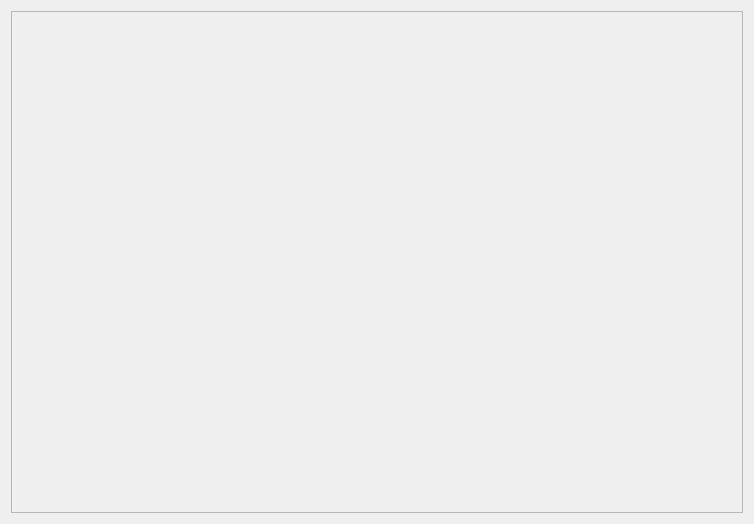
This is forms/electorwidget.ui in sarahiva/IS2Proyecto1 as Qt 5 draws it before an edit. The edited form follows.
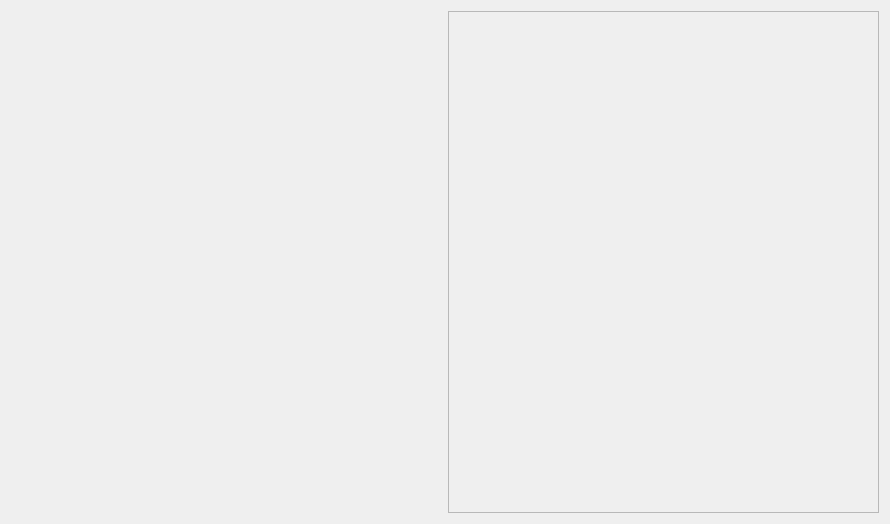
This is the edited form. Custom widgets are drawn as their Qt base class.

```diff
--- a/forms/electorwidget.ui
+++ b/forms/electorwidget.ui
@@ -6,7 +6,7 @@
    <rect>
     <x>0</x>
     <y>0</y>
-    <width>754</width>
+    <width>890</width>
     <height>524</height>
    </rect>
   </property>
@@ -16,7 +16,29 @@
   <property name="windowTitle">
    <string>Formulario Elector</string>
   </property>
-  <layout class="QVBoxLayout" name="verticalLayout">
+  <layout class="QHBoxLayout" name="horizontalLayout">
+   <item>
+    <layout class="QVBoxLayout" name="verticalLayout">
+     <item>
+      <widget class="ItemCandidato" name="widget_4" native="true"/>
+     </item>
+     <item>
+      <widget class="ItemCandidato" name="widget_2" native="true"/>
+     </item>
+     <item>
+      <widget class="ItemCandidato" name="widget_5" native="true"/>
+     </item>
+     <item>
+      <widget class="ItemCandidato" name="widget_3" native="true"/>
+     </item>
+     <item>
+      <widget class="ItemCandidato" name="widget_6" native="true"/>
+     </item>
+     <item>
+      <widget class="ItemCandidato" name="widget" native="true"/>
+     </item>
+    </layout>
+   </item>
    <item>
     <widget class="QFrame" name="frame">
      <property name="frameShape">
@@ -25,22 +47,18 @@
      <property name="frameShadow">
       <enum>QFrame::Raised</enum>
      </property>
-     <widget class="QStackedWidget" name="stackedWidget">
-      <property name="geometry">
-       <rect>
-        <x>0</x>
-        <y>139</y>
-        <width>736</width>
-        <height>381</height>
-       </rect>
-      </property>
-      <widget class="QWidget" name="page"/>
-      <widget class="QWidget" name="page_2"/>
-     </widget>
     </widget>
    </item>
   </layout>
  </widget>
+ <customwidgets>
+  <customwidget>
+   <class>ItemCandidato</class>
+   <extends>QWidget</extends>
+   <header>itemcandidato.h</header>
+   <container>1</container>
+  </customwidget>
+ </customwidgets>
  <resources/>
  <connections/>
 </ui>
```
